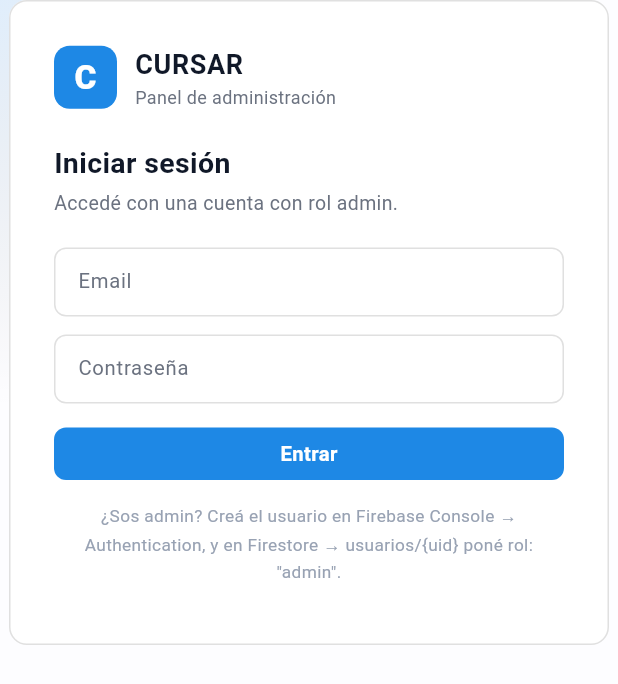
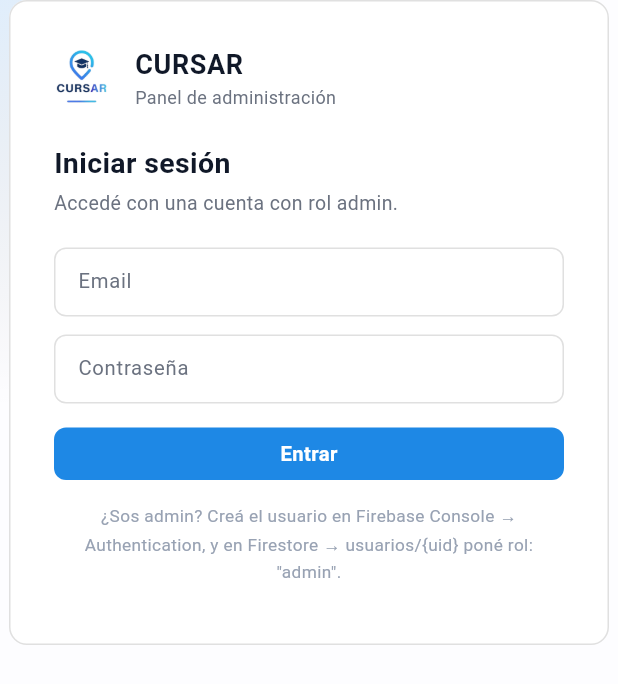
Before and after one commit to MVQuinteros/PanelAdministracionCursar, a Flutter app: the screen it shows after launch, on a phone screen of 412 x 824 dp. Shown: the top 684 px of the screen. Run offline on Flutter 3.47's test engine with Material 3 defaults, Android fonts, the phone set to English and light mode, and no system bars; our stand-ins replace cloud_firestore, firebase_auth, firebase_core, fl_chart, flutter_riverpod, go_router and 2 more; missing offline and left inert: dart:js_interop; accounts and stored records are empty; statements that could not run were skipped.

Commit message:
Reemplaza la marca 'C' por el logo logoCursar.png en sidebar y login

```diff
--- a/lib/features/auth/login_page.dart
+++ b/lib/features/auth/login_page.dart
@@ -460,22 +460,13 @@ class BrandMark extends StatelessWidget {
 
   @override
   Widget build(BuildContext context) {
-    final p = context.palette;
-    return Container(
-      width: size,
-      height: size,
-      decoration: BoxDecoration(
-        color: p.accent,
-        borderRadius: BorderRadius.circular(size * 0.25),
-      ),
-      alignment: Alignment.center,
-      child: Text(
-        'C',
-        style: TextStyle(
-          color: Colors.white,
-          fontSize: size * 0.53,
-          fontWeight: FontWeight.w800,
-        ),
+    return ClipRRect(
+      borderRadius: BorderRadius.circular(size * 0.25),
+      child: Image.asset(
+        'assets/logoCursar.png',
+        width: size,
+        height: size,
+        fit: BoxFit.cover,
       ),
     );
   }
--- a/pubspec.yaml
+++ b/pubspec.yaml
@@ -44,3 +44,7 @@ dev_dependencies:
 
 flutter:
   uses-material-design: true
+
+  # Logo de la marca (sidebar y login).
+  assets:
+    - assets/logoCursar.png
```
Also changed, not shown: lib/features/shell/app_shell.dart (+7 -15 lines), assets/logoCursar.png (added).
